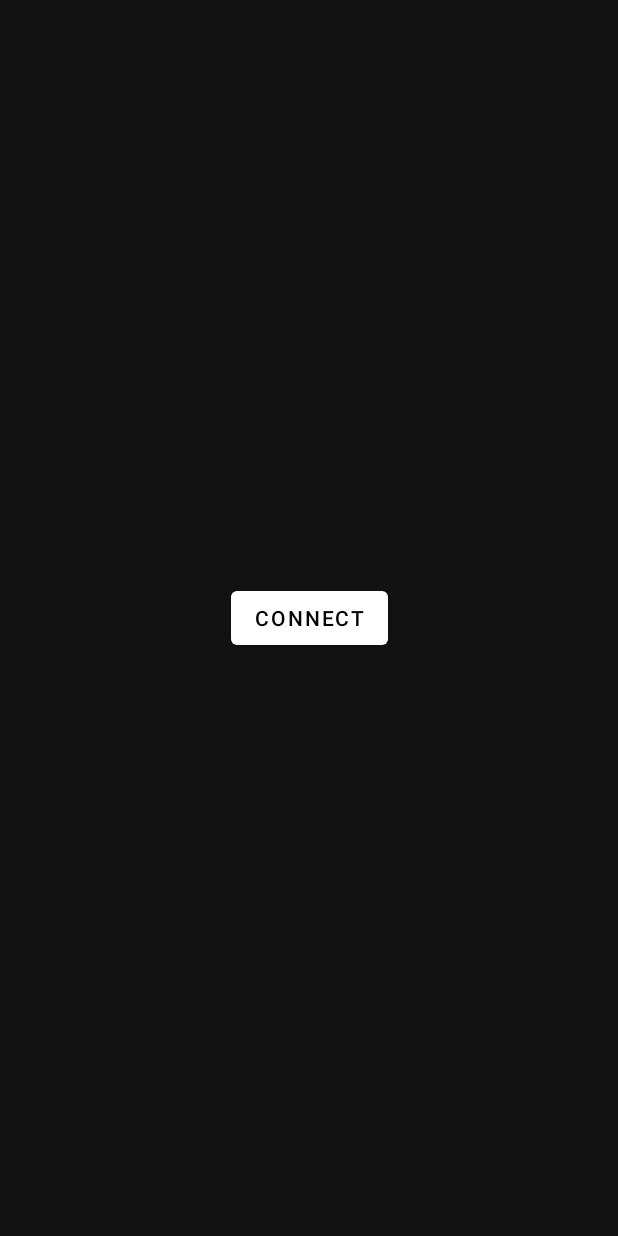
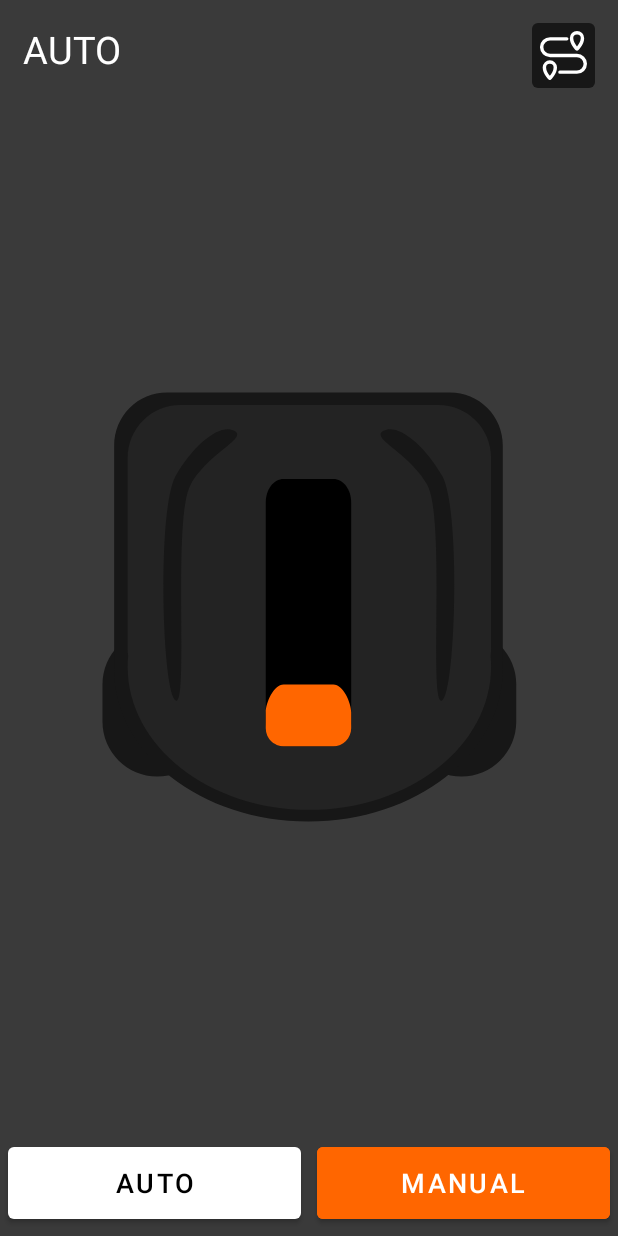
Before and after one commit to xwilen22/ConanMower, an Android app: the screen it shows after launch (MainActivity), on a phone screen of 412 x 824 dp. Run offline under Robolectric (Android 15) with nearby library versions, the phone set to English and light mode, and no system bars.

Commit message:
Moved some code from MainActivity.kt to ManualFragment.kt

```diff
--- a/app/build.gradle
+++ b/app/build.gradle
@@ -14,7 +14,7 @@ android {
     defaultConfig {
 
         applicationId "com.example.conanmoverandroidapp"
-        minSdkVersion 21
+        minSdkVersion 23
         targetSdkVersion 30
         versionCode 1
         versionName "1.0"
--- a/app/src/main/java/com/example/conanmoverandroidapp/BluetoothReceiver.kt
+++ b/app/src/main/java/com/example/conanmoverandroidapp/BluetoothReceiver.kt
@@ -43,6 +43,7 @@ class BluetoothReceiver : BroadcastReceiver() {
         }
         if(device.address == Globals.arduinoMAC){
             Globals.btAdapter?.cancelDiscovery()
+            Log.d("Connect", "Trying to connect to bluetooth....")
             BluetoothConnectionHandler.connectToDevice(device){}
         }
 
--- a/app/src/main/java/com/example/conanmoverandroidapp/Globals.kt
+++ b/app/src/main/java/com/example/conanmoverandroidapp/Globals.kt
@@ -12,8 +12,9 @@ class Globals: Application() {
     companion object {
         var btAdapter: BluetoothAdapter? = BluetoothAdapter.getDefaultAdapter()
         var btReceiver: BluetoothReceiver = BluetoothReceiver()
-        val arduinoMAC = "98:D3:11:F8:6A:DA"
-        val arduinoUUID = UUID.fromString("00001101-0000-1000-8000-00805F9B34FB")
+        val arduinoMAC = "00:1B:10:66:46:72"
+        val arduinoUUID = UUID.fromString("00001101-0000-1000-8000-00805F9B34FB");
+
         lateinit var appContext: Context
         lateinit var currentActivity: Activity
     }
--- a/app/src/main/java/com/example/conanmoverandroidapp/MainActivity.kt
+++ b/app/src/main/java/com/example/conanmoverandroidapp/MainActivity.kt
@@ -1,24 +1,22 @@
 package com.example.conanmoverandroidapp
 
+import androidx.appcompat.app.AppCompatActivity
 import android.content.Intent
 import android.os.Bundle
 import android.widget.Button
-import androidx.appcompat.app.AppCompatActivity
+import android.view.View
+
 
 class MainActivity : AppCompatActivity() {
-
     override fun onCreate(savedInstanceState: Bundle?) {
         super.onCreate(savedInstanceState)
+        window.decorView.systemUiVisibility = View.SYSTEM_UI_FLAG_FULLSCREEN
+        // Remember that you should never show the action bar if the
+        // status bar is hidden, so hide that too if necessary.
+        actionBar?.hide()
         setContentView(R.layout.activity_main)
 
         Globals.currentActivity = this
-
-        // Connect to bluetooth
-        findViewById<Button>(R.id.connectBluetoothBtn).setOnClickListener {
-            it.isClickable = !BluetoothConnectionHandler.connected
-
-            initiateBluetoothConnection()
-        }
 
         BluetoothConnectionHandler.onMessage(3) {
             it[0].toInt()
@@ -44,7 +42,7 @@ class MainActivity : AppCompatActivity() {
         PermissionHandler.onRequestPermissionsResult(requestCode, permissions, grantResults)
     }
 
-    fun initiateBluetoothConnection() {
+    /*fun initiateBluetoothConnection() {
         if (BluetoothConnectionHandler.connected) {
             // Already connected
         } else {
@@ -53,5 +51,5 @@ class MainActivity : AppCompatActivity() {
                 BluetoothConnectionHandler.tryToConnect(false)
             }
         }
-    }
+    }*/
 }
--- a/app/src/main/java/com/example/conanmoverandroidapp/PermissionHandler.kt
+++ b/app/src/main/java/com/example/conanmoverandroidapp/PermissionHandler.kt
@@ -71,7 +71,7 @@ class PermissionHandler {
             }
         }
 
-        fun HandleBluetoothPermissionStatus(callback: () -> Unit){
+        fun handleBluetoothPermissionStatus(callback: () -> Unit){
             afterPermissionsAllowed = callback
             if (Globals.btAdapter == null) {
                 showNoBtAdapterAlert()
--- a/app/src/main/res/layout/activity_main.xml
+++ b/app/src/main/res/layout/activity_main.xml
@@ -1,20 +1,23 @@
 <?xml version="1.0" encoding="utf-8"?>
 <androidx.constraintlayout.widget.ConstraintLayout xmlns:android="http://schemas.android.com/apk/res/android"
-    xmlns:app="http://schemas.android.com/apk/res-auto"
-    xmlns:tools="http://schemas.android.com/tools"
+xmlns:app="http://schemas.android.com/apk/res-auto"
+xmlns:tools="http://schemas.android.com/tools"
+android:layout_width="match_parent"
+android:layout_height="match_parent"
+tools:context=".MainActivity"
+android:background="@color/background">
+
+<fragment
+    android:id="@+id/nav_host_fragment"
+    android:name="androidx.navigation.fragment.NavHostFragment"
     android:layout_width="match_parent"
-    android:layout_height="match_parent"
-    tools:context=".MainActivity">
+    android:layout_height="0dp"
+    app:layout_constraintLeft_toLeftOf="parent"
+    app:layout_constraintRight_toRightOf="parent"
+    app:layout_constraintTop_toTopOf="parent"
+    app:layout_constraintBottom_toBottomOf="parent"
+    app:defaultNavHost="true"
+    app:navGraph="@navigation/nav_graph" />
 
-    <Button
-        android:id="@+id/connectBluetoothBtn"
-        android:layout_width="wrap_content"
-        android:layout_height="48dp"
-        android:text="Connect"
-        app:layout_constraintBottom_toBottomOf="parent"
-        app:layout_constraintEnd_toEndOf="parent"
-        app:layout_constraintHorizontal_bias="0.5"
-        app:layout_constraintStart_toStartOf="parent"
-        app:layout_constraintTop_toTopOf="parent" />
 
 </androidx.constraintlayout.widget.ConstraintLayout>
```
Also changed, not shown: app/src/main/java/com/example/conanmoverandroidapp/BluetoothConnectionHandler.kt (+2 -24 lines), app/src/main/java/com/example/conanmoverandroidapp/ui/ManualFragment.kt (+43 -2 lines), app/src/main/res/layout/manual_fragment.xml (+11 -0 lines).
